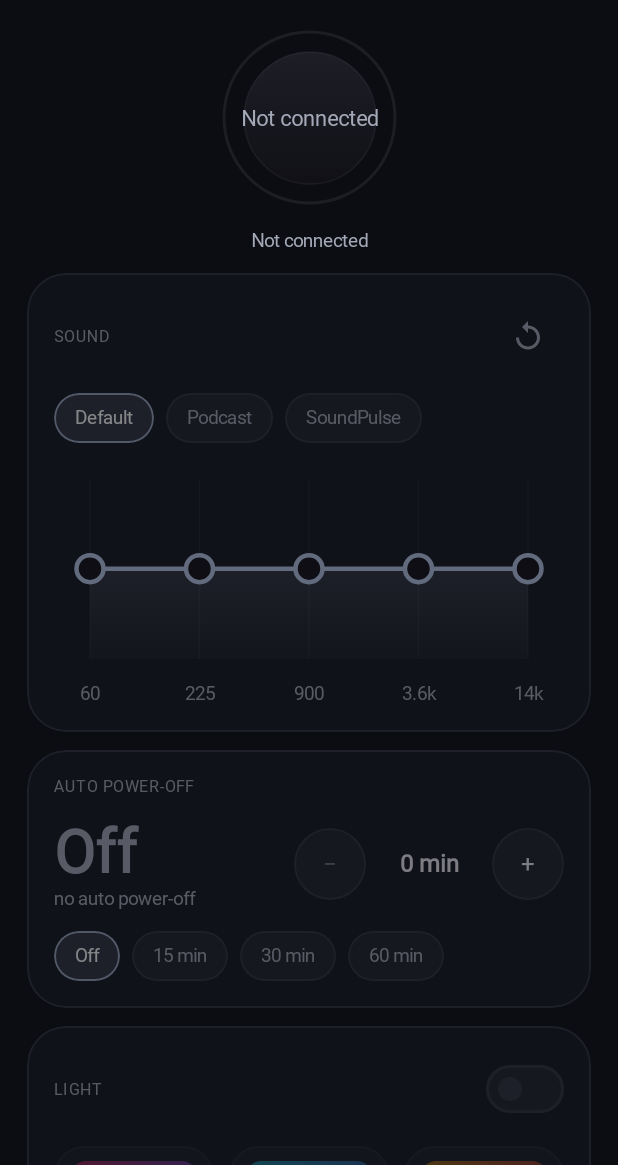
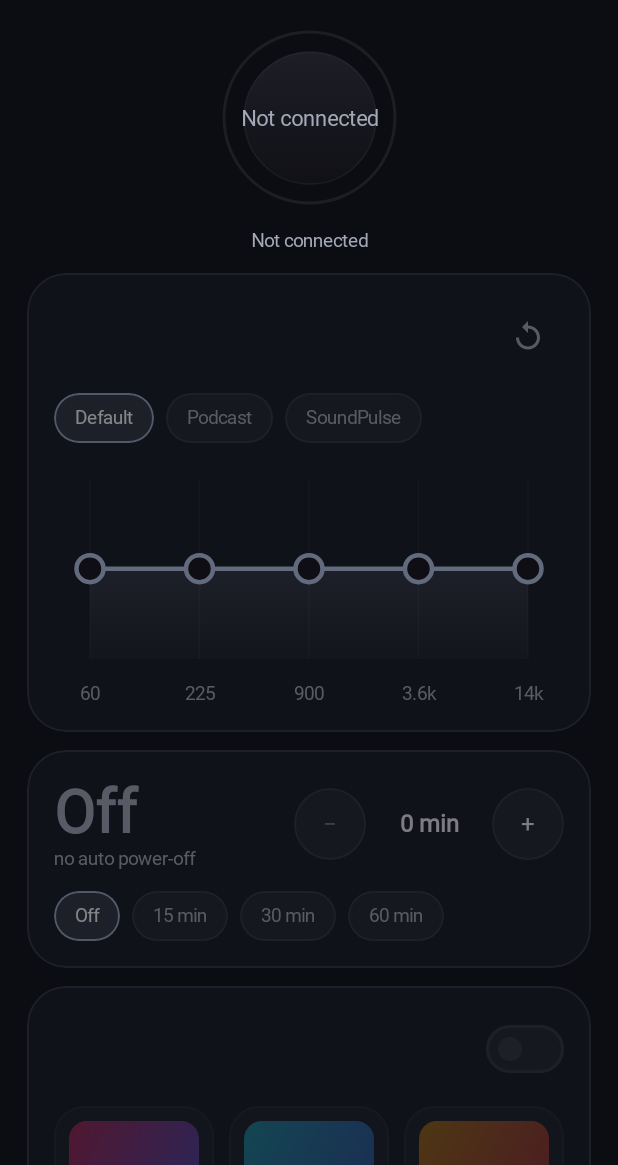
Before and after one commit to dasun-sathsara/t8mini, an Android app built with Jetpack Compose: the screen it shows after launch (MainActivity), on a phone screen of 412 x 824 dp, the part 71-1236 px from its top. Run offline under Robolectric (Android 15) with nearby library versions, the phone set to English and light mode, and no system bars; Roboto replaces fonts that are not available here.

Commit message:
Remove card headings

```diff
--- a/app/src/main/kotlin/dev/dasun/t8mini/ui/SpeakerScreen.kt
+++ b/app/src/main/kotlin/dev/dasun/t8mini/ui/SpeakerScreen.kt
@@ -50,6 +50,8 @@ import androidx.compose.ui.graphics.Color
 import androidx.compose.ui.hapticfeedback.HapticFeedbackType
 import androidx.compose.ui.platform.LocalHapticFeedback
 import androidx.compose.ui.res.painterResource
+import androidx.compose.ui.semantics.contentDescription
+import androidx.compose.ui.semantics.semantics
 import androidx.compose.ui.text.style.TextAlign
 import androidx.compose.ui.unit.dp
 import androidx.compose.ui.unit.sp
@@ -172,7 +174,6 @@ private fun SoundCard(state: SpeakerState, accent: Color, vm: SpeakerViewModel)
     val podcastActive = state.customEq && Curves.matchesPodcast(state.bands)
 
     SectionCard(
-        title = "Sound",
         trailing = {
             Row(verticalAlignment = Alignment.CenterVertically) {
                 if (state.customEq && !podcastActive) {
@@ -248,7 +249,7 @@ private fun SoundCard(state: SpeakerState, accent: Color, vm: SpeakerViewModel)
 private fun TimerCard(state: SpeakerState, accent: Color, vm: SpeakerViewModel) {
     val armed = state.timerRemainingSeconds > 0
 
-    SectionCard(title = "Auto power-off") {
+    SectionCard {
         Row(Modifier.fillMaxWidth(), verticalAlignment = Alignment.CenterVertically) {
             Column(Modifier.weight(1f)) {
                 Text(
@@ -305,9 +306,9 @@ private fun TimerCard(state: SpeakerState, accent: Color, vm: SpeakerViewModel)
 @Composable
 private fun LightCard(state: SpeakerState, accent: Color, vm: SpeakerViewModel) {
     SectionCard(
-        title = "Light",
         trailing = {
             Switch(
+                modifier = Modifier.semantics { contentDescription = "Light" },
                 checked = state.ledOn,
                 onCheckedChange = vm::setLed,
                 colors = SwitchDefaults.colors(
@@ -336,7 +337,7 @@ private fun LightCard(state: SpeakerState, accent: Color, vm: SpeakerViewModel)
 
 @Composable
 private fun SpeakerCard(state: SpeakerState, accent: Color, vm: SpeakerViewModel) {
-    SectionCard(title = "Speaker") {
+    SectionCard {
         ToggleRow(
             label = "Voice prompt",
             detail = "Beeps and spoken confirmations",
@@ -424,7 +425,6 @@ private fun Header(state: SpeakerState, accent: Color, onConnect: () -> Unit) {
 
 @Composable
 private fun SectionCard(
-    title: String,
     trailing: (@Composable () -> Unit)? = null,
     content: @Composable ColumnScope.() -> Unit,
 ) {
@@ -436,18 +436,12 @@ private fun SectionCard(
             .border(1.dp, Line, RoundedCornerShape(26.dp))
             .padding(18.dp),
     ) {
-        Row(Modifier.fillMaxWidth(), verticalAlignment = Alignment.CenterVertically) {
-            Text(
-                text = title.uppercase(),
-                style = MaterialTheme.typography.labelSmall,
-                color = TextDim,
-            )
-            if (trailing != null) {
-                Spacer(Modifier.weight(1f))
+        if (trailing != null) {
+            Row(Modifier.fillMaxWidth(), horizontalArrangement = Arrangement.End, verticalAlignment = Alignment.CenterVertically) {
                 trailing()
             }
+            Spacer(Modifier.height(14.dp))
         }
-        Spacer(Modifier.height(14.dp))
         content()
     }
 }
```
